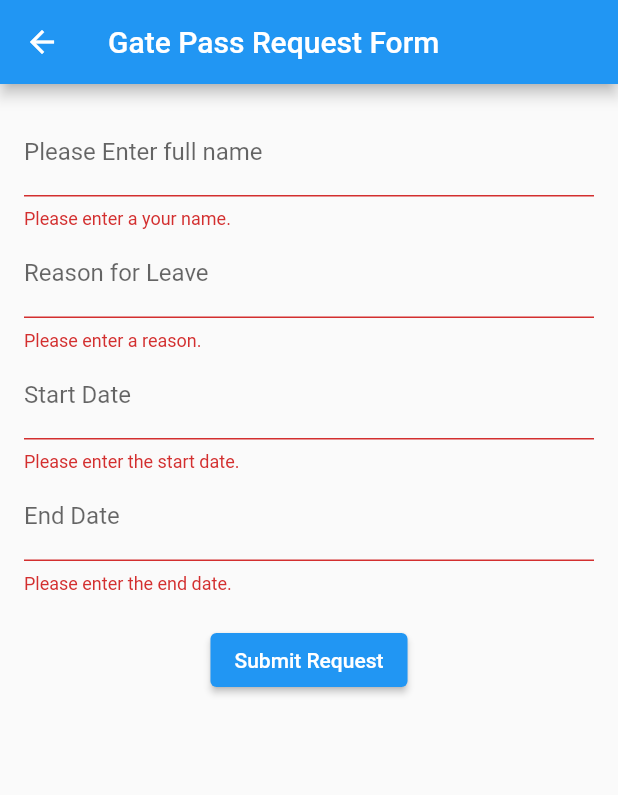
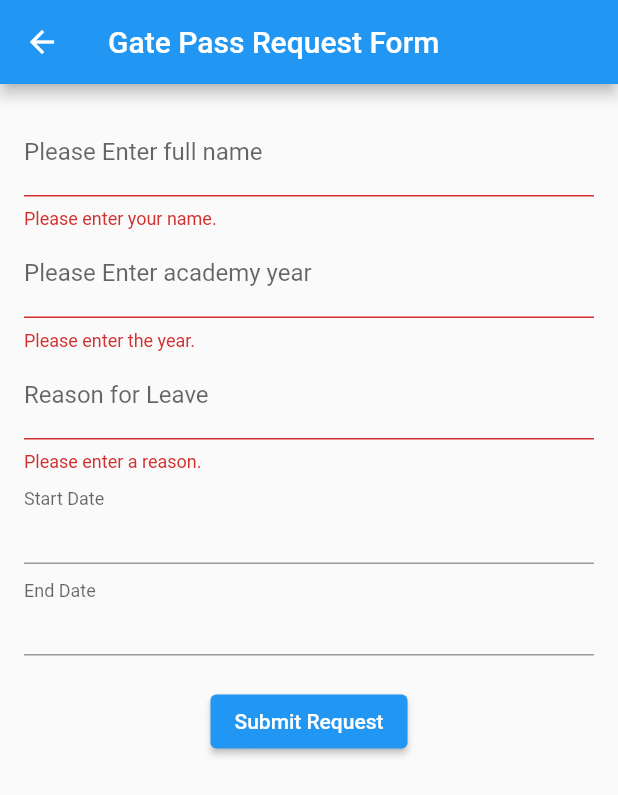
Before and after one commit to Siisshhh/GatePass_2, a Flutter app: the GatePassPage screen opened directly, after a tap on "Submit Request", on a phone screen of 412 x 824 dp. Shown: the top 795 px of the screen. Run offline on Flutter 3.47's test engine with Material 2 defaults, Android fonts, the light colour scheme and no system bars.

Commit message:
new update(date picker)

```diff
--- a/lib/gate_pass_page.dart
+++ b/lib/gate_pass_page.dart
@@ -2,16 +2,32 @@ import 'package:flutter/material.dart';
 
 class GatePassPage extends StatefulWidget {
   @override
-  final _formKey = GlobalKey<FormState>();
-  _MedicalLeaveFormState createState() => _MedicalLeaveFormState();
+  _GatePassPageState createState() => _GatePassPageState();
 }
 
-class _MedicalLeaveFormState extends State<GatePassPage> {
+class _GatePassPageState extends State<GatePassPage> {
   final _formKey = GlobalKey<FormState>();
 
+  TextEditingController _yearController = TextEditingController();
+  TextEditingController _nameController = TextEditingController();
   TextEditingController _reasonController = TextEditingController();
   TextEditingController _startDateController = TextEditingController();
   TextEditingController _endDateController = TextEditingController();
+
+  Future<void> _selectDate(BuildContext context, TextEditingController controller) async {
+    final DateTime? picked = await showDatePicker(
+      context: context,
+      initialDate: DateTime.now(),
+      firstDate: DateTime(2000),
+      lastDate: DateTime(2101),
+    );
+
+    if (picked != null) {
+      setState(() {
+        controller.text = picked.toLocal().toString().split(' ')[0];
+      });
+    }
+  }
 
   @override
   Widget build(BuildContext context) {
@@ -26,11 +42,21 @@ class _MedicalLeaveFormState extends State<GatePassPage> {
           child: Column(
             children: <Widget>[
               TextFormField(
-                controller: _reasonController,
+                controller: _nameController,
                 decoration: InputDecoration(labelText: 'Please Enter full name'),
                 validator: (value) {
                   if (value?.isEmpty ?? true) {
-                    return 'Please enter a your name.';
+                    return 'Please enter your name.';
+                  }
+                  return null;
+                },
+              ),
+              TextFormField(
+                controller: _yearController,
+                decoration: InputDecoration(labelText: 'Please Enter academy year'),
+                validator: (value) {
+                  if (value?.isEmpty ?? true) {
+                    return 'Please enter the year.';
                   }
                   return null;
                 },
@@ -45,32 +71,30 @@ class _MedicalLeaveFormState extends State<GatePassPage> {
                   return null;
                 },
               ),
-              TextFormField(
+              _buildDateInput(
+                labelText: 'Start Date',
                 controller: _startDateController,
-                decoration: InputDecoration(labelText: 'Start Date'),
-                validator: (value) {
-                  if (value?.isEmpty ?? true) {
-                    return 'Please enter the start date.';
-                  }
-                  return null;
-                },
+                errorText: _formKey.currentState?.validate() ?? false
+                    ? _startDateController.text.isEmpty
+                    ? 'Please enter the start date.'
+                    : null
+                    : null,
               ),
-              TextFormField(
+              _buildDateInput(
+                labelText: 'End Date',
                 controller: _endDateController,
-                decoration: InputDecoration(labelText: 'End Date'),
-                validator: (value) {
-                  if (value?.isEmpty ?? true) {
-                    return 'Please enter the end date.';
-                  }
-                  return null;
-                },
+                errorText: _formKey.currentState?.validate() ?? false
+                    ? _endDateController.text.isEmpty
+                    ? 'Please enter the end date.'
+                    : null
+                    : null,
               ),
               SizedBox(height: 20),
               ElevatedButton(
                 onPressed: () {
-                  if (_formKey?.currentState?.validate() ?? false) {
+                  if (_formKey.currentState!.validate()) {
                     // Validation passed, handle the form submission
-                  } {
+                  } else {
                     // Process the leave request with the form data
                     // For example, send data to a server or store it locally
                     // You can access the form values with _reasonController.text,
@@ -85,4 +109,26 @@ class _MedicalLeaveFormState extends State<GatePassPage> {
       ),
     );
   }
+
+  Widget _buildDateInput({
+    required String labelText,
+    required TextEditingController controller,
+    required String? errorText,
+  }) {
+    return InkWell(
+      onTap: () {
+        _selectDate(context, controller);
+      },
+      child: InputDecorator(
+        decoration: InputDecoration(
+          labelText: labelText,
+          errorText: errorText,
+        ),
+        child: Text(
+          controller.text,
+          style: TextStyle(fontSize: 18.0),
+        ),
+      ),
+    );
+  }
 }
--- a/lib/main.dart
+++ b/lib/main.dart
@@ -1,6 +1,7 @@
 import 'package:flutter/material.dart';
 import 'gate_pass_page.dart';
 import 'medical_leave_page.dart';
+
 
 void main() => runApp(MyApp());
 
--- a/lib/medical_leave_page.dart
+++ b/lib/medical_leave_page.dart
@@ -3,6 +3,7 @@ import 'package:flutter/material.dart';
 class MedicalLeavePage extends StatefulWidget {
   @override
   final _formKey = GlobalKey<FormState>();
+
   _MedicalLeaveFormState createState() => _MedicalLeaveFormState();
 }
 
--- a/pubspec.yaml
+++ b/pubspec.yaml
@@ -30,6 +30,9 @@ environment:
 dependencies:
   flutter:
     sdk: flutter
+
+
+
 
 
   # The following adds the Cupertino Icons font to your application.
```
